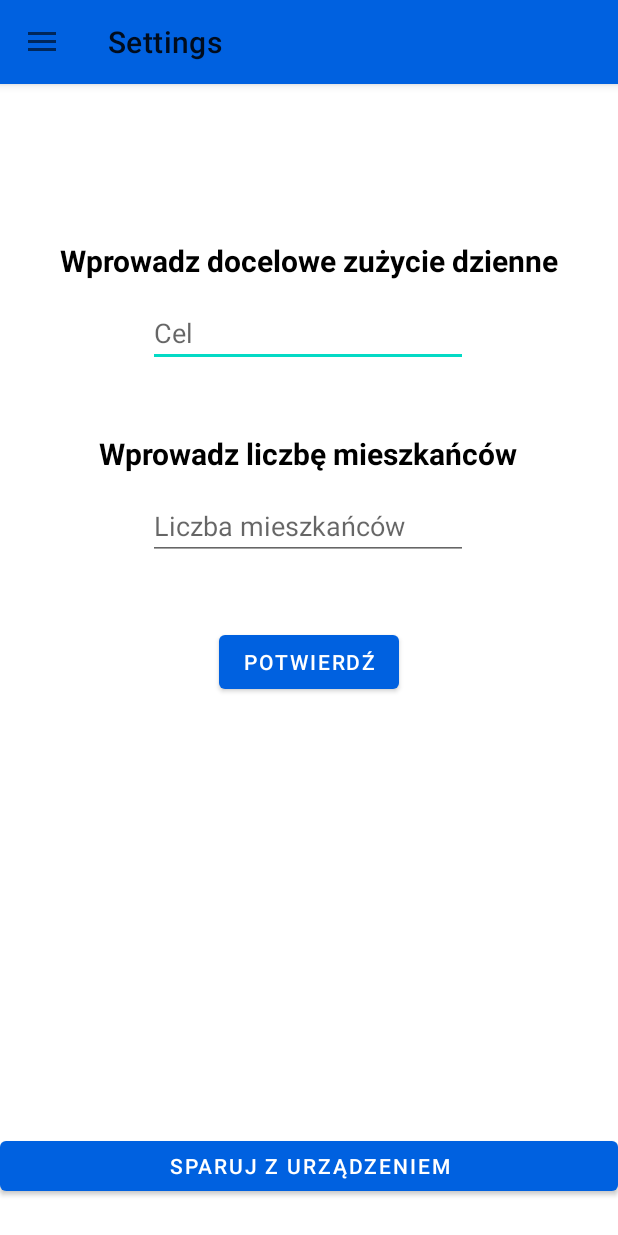
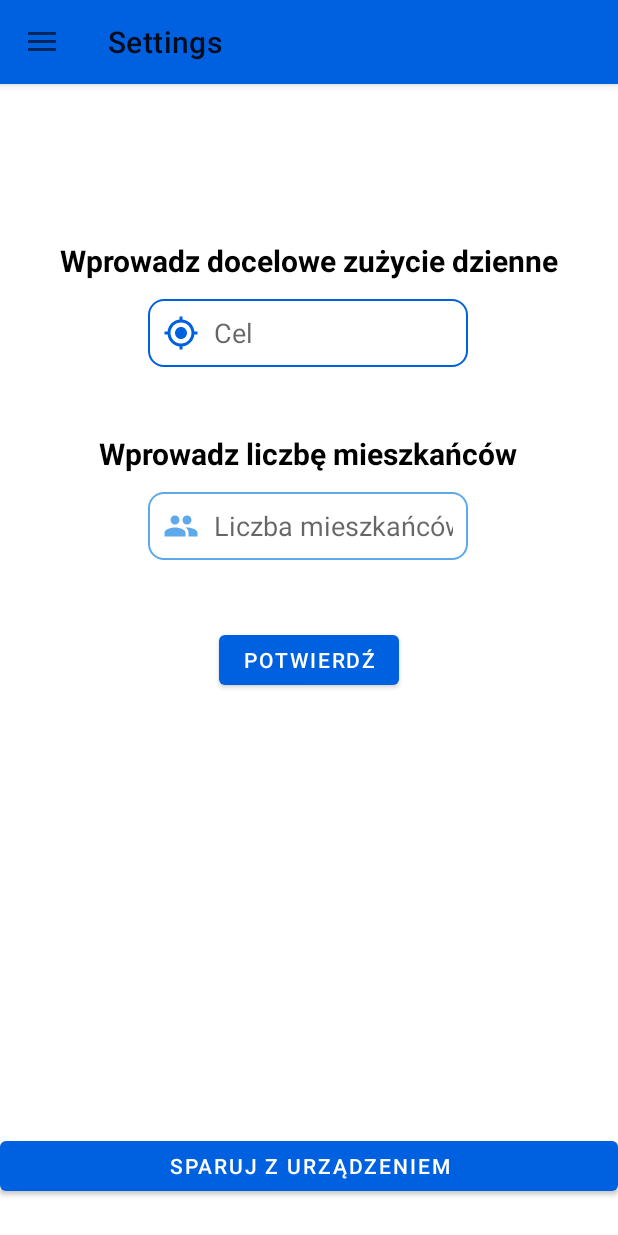
Before and after one commit to mkedziora/TapToSave, an Android app: the screen it shows after launch (MainActivity), in the side drawer, after a tap on "Settings", on a phone screen of 412 x 824 dp. Run offline under Robolectric (Android 15) with nearby library versions, the phone set to English and light mode, and no system bars; our stand-ins replace navigation-ui.

Commit message:
Finished settings view

```diff
--- a/App/app/build.gradle
+++ b/App/app/build.gradle
@@ -1,6 +1,7 @@
 plugins {
     id 'com.android.application'
     id 'kotlin-android'
+    id 'kotlin-android-extensions'
 }
 
 android {
--- a/App/app/src/main/java/com/example/taptosave/ui/settings/SettingsFragment.kt
+++ b/App/app/src/main/java/com/example/taptosave/ui/settings/SettingsFragment.kt
@@ -11,31 +11,7 @@ import com.example.taptosave.R
 import android.widget.Button
 import android.widget.Toast
 import android.widget.EditText
-import androidx.appcompat.app.AppCompatActivity
-
-/*
-class SettingsFragment : AppCompatActivity(){
-
-    override fun onCreate(savedInstanceState: Bundle?) {
-        super.onCreate(savedInstanceState)
-        setContentView(R.layout.fragment_settings)
-
-        val button = findViewById<Button>(R.id.buttonConfirm)
-        val buttonConnect = findViewById<Button>(R.id.buttonConnect)
-        val edit = findViewById<EditText>(R.id.editTextInhabitants)
-        val editTarget = findViewById<EditText>(R.id.editTextTarget)
-
-        button.setOnClickListener {
-            Toast.makeText(this,"Powodzenia!", Toast.LENGTH_LONG).show();
-            edit.text.clear()
-            editTarget.text.clear()
-        }
-        buttonConnect.setOnClickListener {
-            Toast.makeText(this, "Brak urządzeń w zasięgu", Toast.LENGTH_SHORT).show()
-        }
-    }
-}
-*/
+import kotlinx.android.synthetic.main.fragment_settings.view.*
 
 class SettingsFragment: Fragment() {
     override fun onCreateView(
@@ -45,15 +21,19 @@ class SettingsFragment: Fragment() {
     ): View? {
         val root = inflater.inflate(R.layout.fragment_settings, container, false)
 
-        val button = view?.findViewById<Button>(R.id.buttonConfirm)
-        val buttonConnect = view?.findViewById<Button>(R.id.buttonConnect)
-        val edit = view?.findViewById<EditText>(R.id.editTextInhabitants)
-        val editTarget = view?.findViewById<EditText>(R.id.editTextTarget)
-         button?.setOnClickListener {
-            Toast.makeText(getActivity(),"Powodzenia!", Toast.LENGTH_LONG).show();
-            edit!!.setText("")
-            editTarget!!.setText("")
-            }
+        val button = root.buttonConfirm
+        val buttonConnect = root.buttonConnect
+        val edit = root.editTextInhabitants
+        val editTarget = root.editTextTarget
+         button.setOnClickListener {
+             Toast.makeText(getActivity(), "Powodzenia!", Toast.LENGTH_LONG).show();
+             edit.text.clear()
+             editTarget.text.clear()
+         }
+         buttonConnect.setOnClickListener {
+             Toast.makeText(getActivity(), "Brak urządzeń w zasięgu", Toast.LENGTH_LONG).show();
+         }
+
 
 
 
--- /dev/null
+++ b/App/app/src/main/res/drawable/custom_group_icon.xml
@@ -0,0 +1,7 @@
+<?xml version="1.0" encoding="utf-8"?>
+<selector xmlns:android="http://schemas.android.com/apk/res/android">
+
+    <item android:state_focused="true" android:drawable="@drawable/ic_baseline_group"/>
+    <item android:state_focused="false" android:drawable="@drawable/ic_baseline_group_unfocused"/>
+
+</selector>
--- /dev/null
+++ b/App/app/src/main/res/drawable/custom_input_settings.xml
@@ -0,0 +1,22 @@
+<?xml version="1.0" encoding="utf-8"?>
+<selector xmlns:android="http://schemas.android.com/apk/res/android">
+
+    <item android:state_enabled="true" android:state_focused="true">
+
+        <shape android:shape="rectangle">
+            <solid android:color="@color/white"/>
+            <corners android:radius="10dp"/>
+            <stroke android:color="#0061E0" android:width="1dp"/>
+        </shape>
+    </item>
+
+    <item android:state_enabled="true" >
+
+        <shape android:shape="rectangle">
+            <solid android:color="@color/white"/>
+            <corners android:radius="10dp"/>
+            <stroke android:color="#5DA9E9" android:width="1dp"/>
+        </shape>
+    </item>
+
+</selector>
--- /dev/null
+++ b/App/app/src/main/res/drawable/custom_target_icon.xml
@@ -0,0 +1,6 @@
+<?xml version="1.0" encoding="utf-8"?>
+<selector xmlns:android="http://schemas.android.com/apk/res/android">
+
+    <item android:state_focused="true" android:drawable="@drawable/ic_baseline_gps_fixed_24"/>
+    <item android:state_focused="false" android:drawable="@drawable/ic_baseline_gps_fixed_unfocused"/>
+</selector>
--- /dev/null
+++ b/App/app/src/main/res/drawable/ic_baseline_gps_fixed_24.xml
@@ -0,0 +1,5 @@
+<vector android:height="24dp" android:tint="#0061E0"
+    android:viewportHeight="24" android:viewportWidth="24"
+    android:width="24dp" xmlns:android="http://schemas.android.com/apk/res/android">
+    <path android:fillColor="@android:color/white" android:pathData="M12,8c-2.21,0 -4,1.79 -4,4s1.79,4 4,4 4,-1.79 4,-4 -1.79,-4 -4,-4zM20.94,11c-0.46,-4.17 -3.77,-7.48 -7.94,-7.94L13,1h-2v2.06C6.83,3.52 3.52,6.83 3.06,11L1,11v2h2.06c0.46,4.17 3.77,7.48 7.94,7.94L11,23h2v-2.06c4.17,-0.46 7.48,-3.77 7.94,-7.94L23,13v-2h-2.06zM12,19c-3.87,0 -7,-3.13 -7,-7s3.13,-7 7,-7 7,3.13 7,7 -3.13,7 -7,7z"/>
+</vector>
--- /dev/null
+++ b/App/app/src/main/res/drawable/ic_baseline_gps_fixed_unfocused.xml
@@ -0,0 +1,5 @@
+<vector android:height="24dp" android:tint="#5DA9E9"
+    android:viewportHeight="24" android:viewportWidth="24"
+    android:width="24dp" xmlns:android="http://schemas.android.com/apk/res/android">
+    <path android:fillColor="@android:color/white" android:pathData="M12,8c-2.21,0 -4,1.79 -4,4s1.79,4 4,4 4,-1.79 4,-4 -1.79,-4 -4,-4zM20.94,11c-0.46,-4.17 -3.77,-7.48 -7.94,-7.94L13,1h-2v2.06C6.83,3.52 3.52,6.83 3.06,11L1,11v2h2.06c0.46,4.17 3.77,7.48 7.94,7.94L11,23h2v-2.06c4.17,-0.46 7.48,-3.77 7.94,-7.94L23,13v-2h-2.06zM12,19c-3.87,0 -7,-3.13 -7,-7s3.13,-7 7,-7 7,3.13 7,7 -3.13,7 -7,7z"/>
+</vector>
--- /dev/null
+++ b/App/app/src/main/res/drawable/ic_baseline_group.xml
@@ -0,0 +1,5 @@
+<vector android:height="24dp" android:tint="#0061E0"
+    android:viewportHeight="24" android:viewportWidth="24"
+    android:width="24dp" xmlns:android="http://schemas.android.com/apk/res/android">
+    <path android:fillColor="@android:color/white" android:pathData="M16,11c1.66,0 2.99,-1.34 2.99,-3S17.66,5 16,5c-1.66,0 -3,1.34 -3,3s1.34,3 3,3zM8,11c1.66,0 2.99,-1.34 2.99,-3S9.66,5 8,5C6.34,5 5,6.34 5,8s1.34,3 3,3zM8,13c-2.33,0 -7,1.17 -7,3.5L1,19h14v-2.5c0,-2.33 -4.67,-3.5 -7,-3.5zM16,13c-0.29,0 -0.62,0.02 -0.97,0.05 1.16,0.84 1.97,1.97 1.97,3.45L17,19h6v-2.5c0,-2.33 -4.67,-3.5 -7,-3.5z"/>
+</vector>
--- /dev/null
+++ b/App/app/src/main/res/drawable/ic_baseline_group_unfocused.xml
@@ -0,0 +1,5 @@
+<vector android:height="24dp" android:tint="#5DA9E9"
+    android:viewportHeight="24" android:viewportWidth="24"
+    android:width="24dp" xmlns:android="http://schemas.android.com/apk/res/android">
+    <path android:fillColor="@android:color/white" android:pathData="M16,11c1.66,0 2.99,-1.34 2.99,-3S17.66,5 16,5c-1.66,0 -3,1.34 -3,3s1.34,3 3,3zM8,11c1.66,0 2.99,-1.34 2.99,-3S9.66,5 8,5C6.34,5 5,6.34 5,8s1.34,3 3,3zM8,13c-2.33,0 -7,1.17 -7,3.5L1,19h14v-2.5c0,-2.33 -4.67,-3.5 -7,-3.5zM16,13c-0.29,0 -0.62,0.02 -0.97,0.05 1.16,0.84 1.97,1.97 1.97,3.45L17,19h6v-2.5c0,-2.33 -4.67,-3.5 -7,-3.5z"/>
+</vector>
--- a/App/app/src/main/res/layout/fragment_settings.xml
+++ b/App/app/src/main/res/layout/fragment_settings.xml
@@ -9,7 +9,12 @@
     <EditText
         android:id="@+id/editTextTarget"
         android:layout_width="wrap_content"
-        android:layout_height="wrap_content"
+        android:layout_height="45dp"
+        android:paddingStart="10dp"
+        android:paddingEnd="10dp"
+        android:drawableStart="@drawable/custom_target_icon"
+        android:drawablePadding="10dp"
+        android:background="@drawable/custom_input_settings"
         android:layout_marginTop="12dp"
         android:ems="10"
         android:hint="Cel"
@@ -49,7 +54,12 @@
     <EditText
         android:id="@+id/editTextInhabitants"
         android:layout_width="wrap_content"
-        android:layout_height="wrap_content"
+        android:layout_height="45dp"
+        android:paddingStart="10dp"
+        android:paddingEnd="10dp"
+        android:drawableStart="@drawable/custom_group_icon"
+        android:drawablePadding="10dp"
+        android:background="@drawable/custom_input_settings"
         android:layout_marginTop="12dp"
         android:ems="10"
         android:hint="Liczba mieszkańców"
@@ -62,7 +72,7 @@
     <Button
         android:id="@+id/buttonConfirm"
         android:layout_width="wrap_content"
-        android:layout_height="wrap_content"
+        android:layout_height="45dp"
         android:layout_marginTop="44dp"
         android:text="Potwierdź"
         app:layout_constraintEnd_toEndOf="parent"
```
